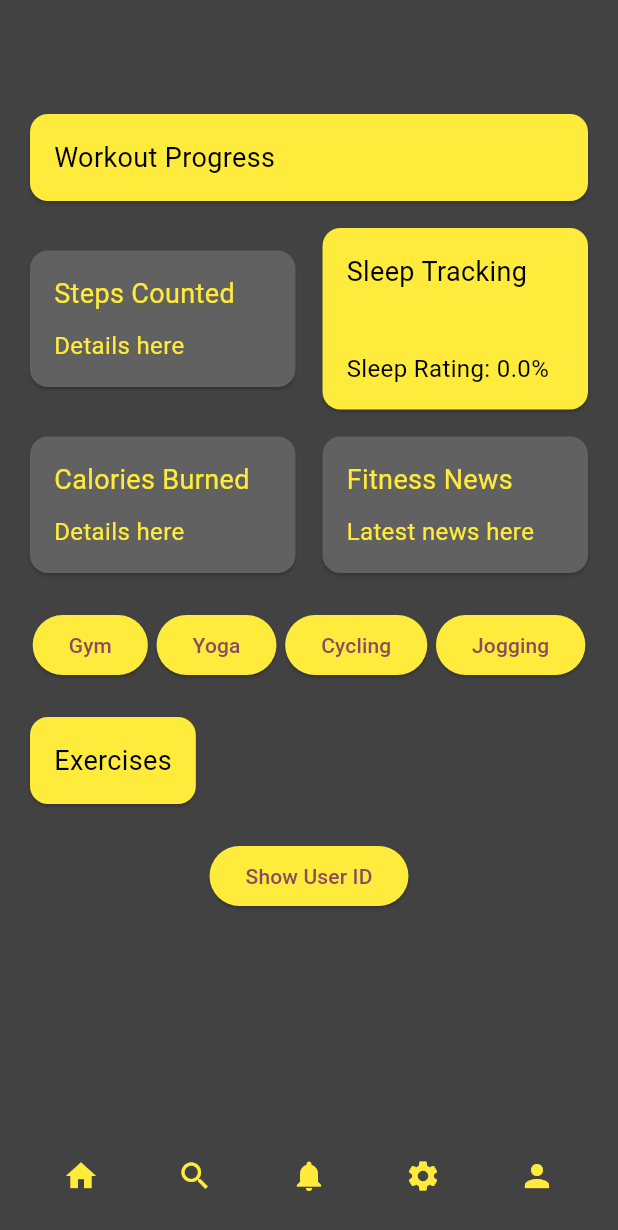
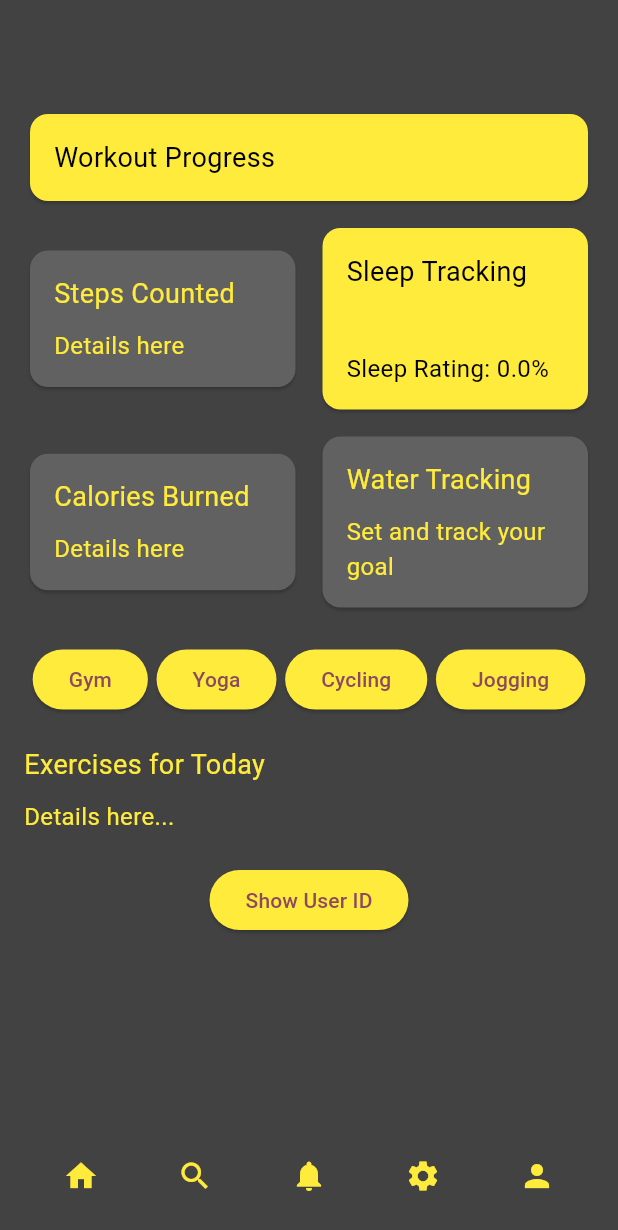
Before and after one commit to RafaelMarian/Project-GymApp_Flutter, a Flutter app: the HomePage screen opened directly with empty values, on a phone screen of 412 x 824 dp. Shown: the top 1230 px of the screen. Run offline on Flutter 3.47's test engine with Material 3 defaults, Android fonts, the phone set to English and light mode, and no system bars; our stand-ins replace cloud_firestore, firebase_auth, firebase_core, shared_preferences; accounts and stored records are empty.

Commit message:
adding wather traking

```diff
--- a/lib/home_page.dart
+++ b/lib/home_page.dart
@@ -1,12 +1,12 @@
 import 'package:flutter/material.dart';
 import 'user_profile.dart';
-import 'gym_program_selection_page.dart'; // Import GymProgramSelectionPage
-import 'yoga_program_selection_page.dart'; // Import YogaProgramSelectionPage
-import 'cycling_program_selection_page.dart'; // Import CyclingProgramSelectionPage
-import 'jogging_program_selection_page.dart'; // Import JoggingProgramSelectionPage
+import 'gym_program_selection_page.dart';
+import 'yoga_program_selection_page.dart';
+import 'cycling_program_selection_page.dart';
+import 'jogging_program_selection_page.dart';
 import 'sleep_input_page.dart';
+import 'water_tracking_page.dart'; // Import WaterTrackingPage
 import 'package:cloud_firestore/cloud_firestore.dart';
-import 'package:firebase_core/firebase_core.dart'; // Ensure Firebase is initialized
 import 'user_id_page.dart'; // Import the new User ID page
 
 class HomePage extends StatefulWidget {
@@ -103,7 +103,7 @@ class _HomePageState extends State<HomePage> {
       onTap: () async {
         final sleepDuration = await Navigator.push(
           context,
-          MaterialPageRoute(builder: (context) => SleepInputPage()), // Navigate to SleepInputPage
+          MaterialPageRoute(builder: (context) => SleepInputPage()),
         );
 
         if (sleepDuration != null) {
@@ -161,7 +161,7 @@ class _HomePageState extends State<HomePage> {
     Navigator.push(
       context,
       MaterialPageRoute(
-        builder: (context) => UserIdPage(userId: userId), // Navigate to the UserIdPage
+        builder: (context) => UserIdPage(userId: userId),
       ),
     );
   }
@@ -200,7 +200,15 @@ class _HomePageState extends State<HomePage> {
                 ),
                 const SizedBox(width: 10),
                 Expanded(
-                  child: _buildBox('Fitness News', 'Latest news here'),
+                  child: GestureDetector(
+                    onTap: () {
+                      Navigator.push(
+                        context,
+                        MaterialPageRoute(builder: (context) => WaterTrackingPage()), // Navigate to WaterTrackingPage
+                      );
+                    },
+                    child: _buildBox('Water Tracking', 'Set and track your goal'),
+                  ),
                 ),
               ],
             ),
@@ -222,7 +230,7 @@ class _HomePageState extends State<HomePage> {
         ),
       ),
       bottomNavigationBar: BottomAppBar(
-        color: Colors.grey[800], // Set the background color to grey
+        color: Colors.grey[800],
         child: Row(
           mainAxisAlignment: MainAxisAlignment.spaceAround,
           children: [
@@ -310,7 +318,7 @@ class _HomePageState extends State<HomePage> {
             Navigator.push(
               context,
               MaterialPageRoute(
-                builder: (context) => GymProgramSelectionPage(), // Navigate to Gym selection page
+                builder: (context) => GymProgramSelectionPage(),
               ),
             );
           },
@@ -324,7 +332,7 @@ class _HomePageState extends State<HomePage> {
             Navigator.push(
               context,
               MaterialPageRoute(
-                builder: (context) => YogaProgramSelectionPage(), // Navigate to Yoga selection page
+                builder: (context) => YogaProgramSelectionPage(),
               ),
             );
           },
@@ -338,7 +346,7 @@ class _HomePageState extends State<HomePage> {
             Navigator.push(
               context,
               MaterialPageRoute(
-                builder: (context) => CyclingProgramSelectionPage(), // Navigate to Cycling selection page
+                builder: (context) => CyclingProgramSelectionPage(),
               ),
             );
           },
@@ -352,7 +360,7 @@ class _HomePageState extends State<HomePage> {
             Navigator.push(
               context,
               MaterialPageRoute(
-                builder: (context) => JoggingProgramSelectionPage(), // Navigate to Jogging selection page
+                builder: (context) => JoggingProgramSelectionPage(),
               ),
             );
           },
@@ -366,17 +374,19 @@ class _HomePageState extends State<HomePage> {
   }
 
   Widget _buildExercisesSection() {
-    return Container(
-      child: const Card(
-        color: Colors.yellow,
-        child: Padding(
-          padding: EdgeInsets.all(16.0),
-          child: Text(
-            'Exercises',
-            style: TextStyle(fontSize: 18, color: Colors.black),
-          ),
+    return Column(
+      crossAxisAlignment: CrossAxisAlignment.start,
+      children: const [
+        Text(
+          'Exercises for Today',
+          style: TextStyle(fontSize: 18, color: Colors.yellow),
         ),
-      ),
+        SizedBox(height: 10),
+        Text(
+          'Details here...',
+          style: TextStyle(fontSize: 16, color: Colors.yellow),
+        ),
+      ],
     );
   }
 }
```
Also changed, not shown: lib/water_tracking_page.dart (added, +109 -0 lines).
